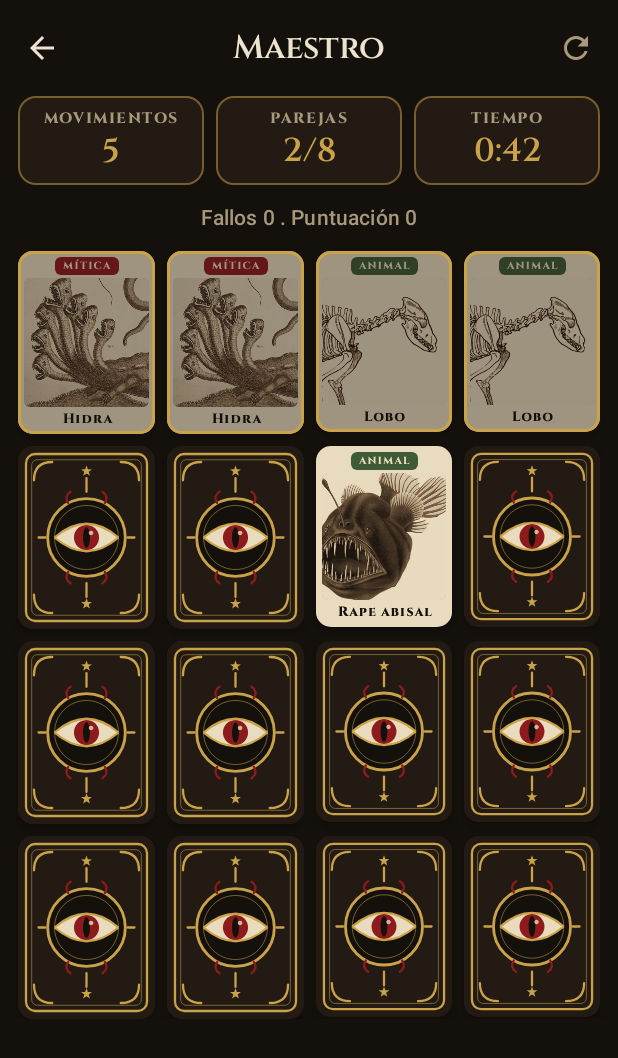
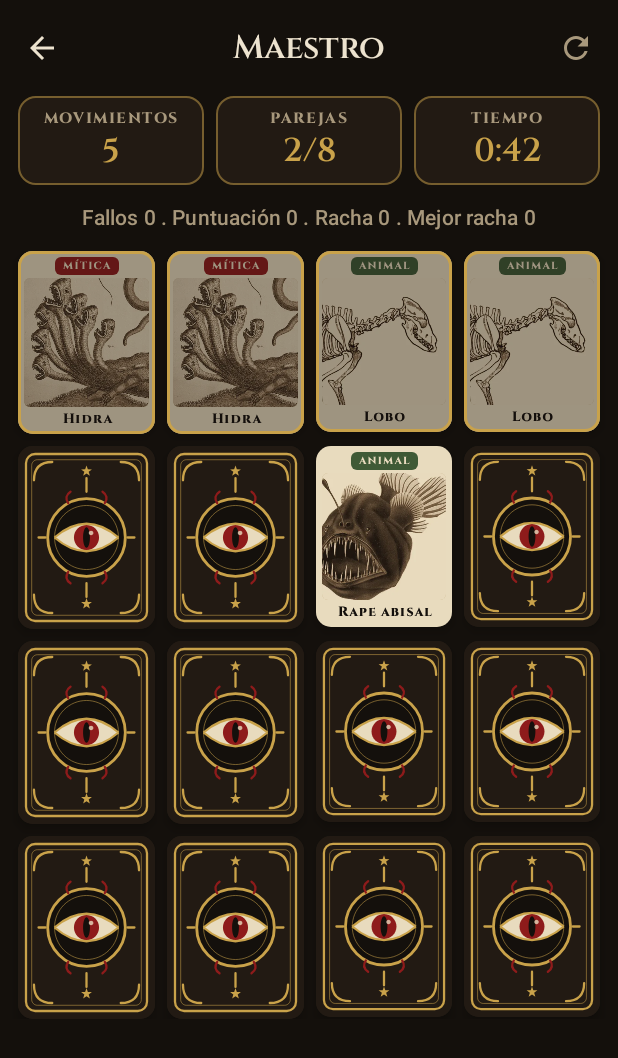
Before and after one commit to Luis-GR05/Bestiario_PMDM, an Android app built with Jetpack Compose: the @Preview function TableroPreview, on a phone screen of 412 x 824 dp. Shown: the top 1058 px of the screen. Run offline under Robolectric (Android 15) with nearby library versions, the phone set to English and light mode, and no system bars.

Commit message:
Ejercicio 5

```diff
--- a/app/src/main/java/com/pm2627/p1ev/memory/ui/tablero/TableroScreen.kt
+++ b/app/src/main/java/com/pm2627/p1ev/memory/ui/tablero/TableroScreen.kt
@@ -157,7 +157,7 @@ fun TableroContent(
         ) {
             Marcadores(estado)
             Text(
-                "Fallos ${estado.fallos} . Puntuación ${estado.puntuacion}",
+                "Fallos ${estado.fallos} . Puntuación ${estado.puntuacion} . Racha ${estado.rachaTotal} . Mejor racha ${estado.mejorRacha}",
                 style = MaterialTheme.typography.labelLarge,
                 color = MaterialTheme.colorScheme.onSurfaceVariant,
             )
--- a/app/src/main/java/com/pm2627/p1ev/memory/ui/tablero/TableroUiState.kt
+++ b/app/src/main/java/com/pm2627/p1ev/memory/ui/tablero/TableroUiState.kt
@@ -31,6 +31,8 @@ data class TableroUiState(
     val fallos: Int = 0,
     val racha: Boolean = false,
     val puntuacion: Int = 0,
+    val rachaTotal: Int = 0,
+    val mejorRacha: Int = 0,
 ) {
     // Propiedades calculadas (3C.1 §2.1): se sacan de las cartas, así no se pueden desincronizar.
     val parejasTotales: Int get() = cartas.size / 2
--- a/app/src/main/java/com/pm2627/p1ev/memory/ui/tablero/TableroViewModel.kt
+++ b/app/src/main/java/com/pm2627/p1ev/memory/ui/tablero/TableroViewModel.kt
@@ -94,6 +94,8 @@ class TableroViewModel(
                     ultimaJugada = Jugada(if (ganada) TipoJugada.VICTORIA else TipoJugada.PAREJA, movimiento),
                     puntuacion = if(it.racha) it.puntuacion + 15 else it.puntuacion + 10,
                     racha = true,
+                    rachaTotal = it.rachaTotal + 1,
+                    mejorRacha = maxOf(it.mejorRacha, it.rachaTotal + 1),
                 )
             }
         } else {                                                            // 4b
@@ -105,6 +107,7 @@ class TableroViewModel(
                     bloqueado = true,
                     fallos = it.fallos + 1,
                     racha = false,
+                    rachaTotal = 0,
                     puntuacion = if(it.puntuacion >= 2) it.puntuacion - 2 else it.puntuacion,
                     ultimaJugada = Jugada(TipoJugada.FALLO, movimiento),
                 )
```
